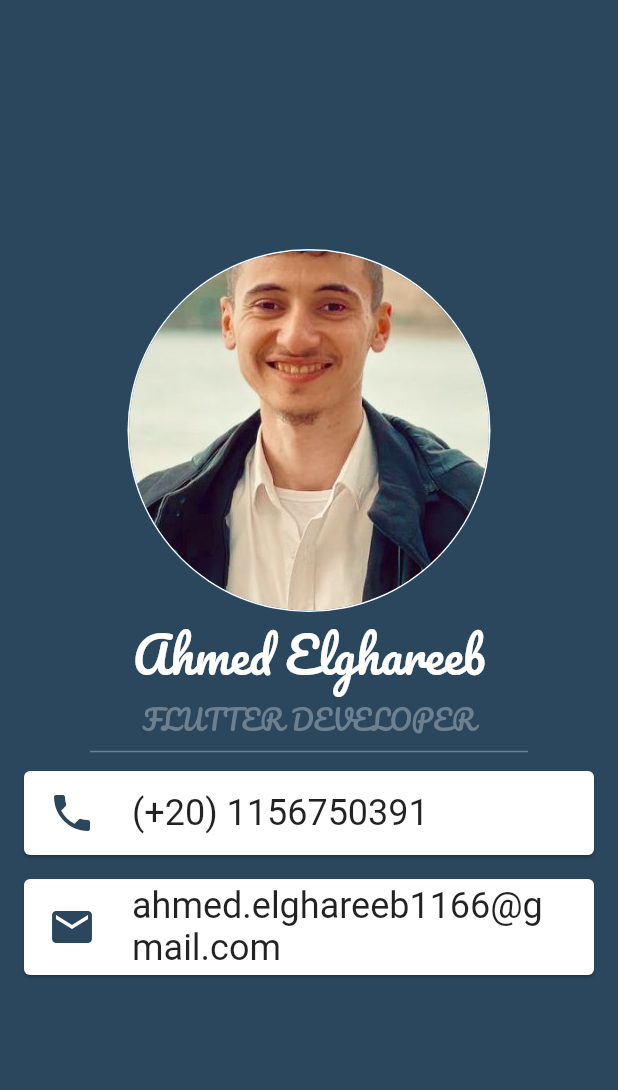
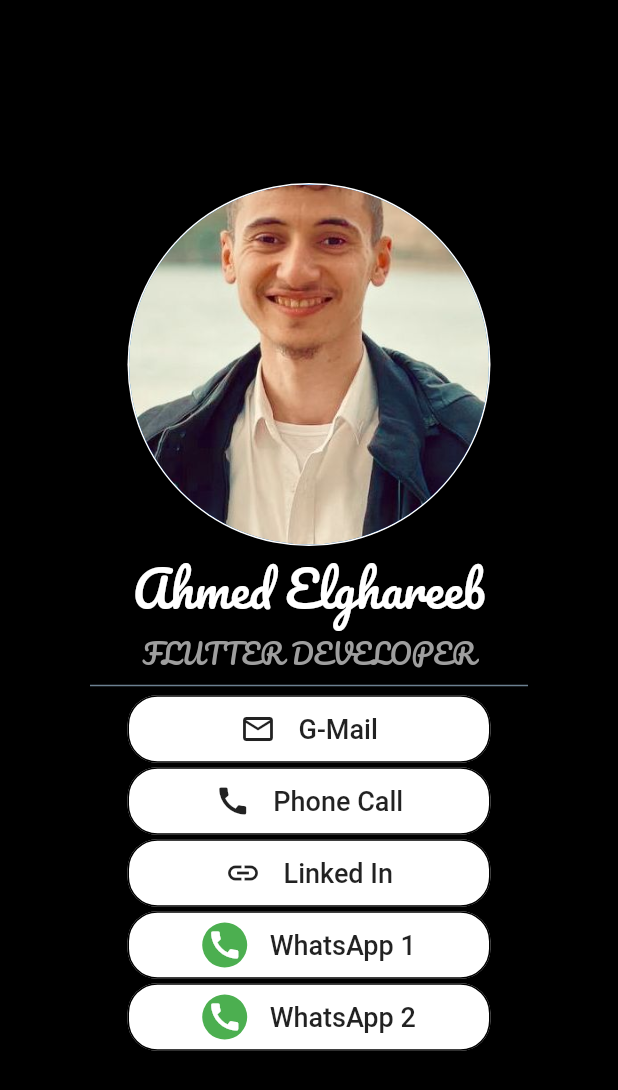
Before and after one commit to AhmedAElghareeb/Business-Card, a Flutter app: the screen it shows after launch, on a phone screen of 412 x 824 dp. Shown: the top 1090 px of the screen. Run offline on Flutter 3.47's test engine with Material 2 defaults, Android fonts, the light colour scheme and no system bars; missing offline and left inert: flutter_phone_direct_caller.

Commit message:
Clicked Button Added

```diff
--- a/lib/main.dart
+++ b/lib/main.dart
@@ -1,4 +1,6 @@
 import 'package:flutter/material.dart';
+import 'package:flutter_phone_direct_caller/flutter_phone_direct_caller.dart';
+import 'package:url_launcher/url_launcher.dart';
 
 void main() {
   runApp(BusniessCardApp());
@@ -12,9 +14,7 @@ class BusniessCardApp extends StatelessWidget
     return MaterialApp(
       debugShowCheckedModeBanner: false,
       home: Scaffold(
-        backgroundColor: Color(
-        0xFF2B475E,
-        ),
+        backgroundColor: Colors.black,
         body: Column(
           mainAxisAlignment: MainAxisAlignment.center,
           children:
@@ -38,7 +38,7 @@ class BusniessCardApp extends StatelessWidget
             Text(
               "FLUTTER DEVELOPER",
               style: TextStyle(
-                color: Color(0xFF6C8090),
+                color: Colors.grey,
                 fontSize: 18.0,
                 fontFamily: "Pacifico",
               ),
@@ -50,18 +50,132 @@ class BusniessCardApp extends StatelessWidget
               indent: 60,
               height: 10,
             ),
-            Card(
-              margin: EdgeInsets.symmetric(horizontal: 16, vertical: 8),
-              child: ListTile(
-                leading: Icon(Icons.phone, size: 32, color: Color(0xFF2B475E),),
-                title: Text("(+20) 1156750391", style: TextStyle(fontSize: 24),),
+            Padding(
+              padding: const EdgeInsets.symmetric(horizontal: 85.0),
+              child: MaterialButton(
+                shape: OutlineInputBorder(
+                  borderRadius: BorderRadius.circular(20.0),
+                ),
+                height: 45,
+                color: Colors.white,
+                onPressed: ()
+                {
+                  launch("https://ahmed.elghareeb1166@gmail.com");
+                },
+                child: Container(
+                  child: Row(
+                    mainAxisAlignment: MainAxisAlignment.center,
+                    children: [
+                      Icon(Icons.email_outlined),
+                      SizedBox(width: 15,),
+                      Text("G-Mail", style: TextStyle(fontSize: 18.0),),
+                    ],
+                  ),
+                ),
               ),
             ),
-            Card(
-              margin: EdgeInsets.symmetric(horizontal: 16, vertical: 8),
-              child: ListTile(
-                leading: Icon(Icons.mail, size: 32, color: Color(0xFF2B475E),),
-                title: Text("ahmed.elghareeb1166@gmail.com", style: TextStyle(fontSize: 24),),
+            Padding(
+              padding: const EdgeInsets.symmetric(horizontal: 85.0),
+              child: MaterialButton(
+                shape: OutlineInputBorder(
+                  borderRadius: BorderRadius.circular(20.0),
+                ),
+                height: 45,
+                color: Colors.white,
+                onPressed: ()
+                {
+                  FlutterPhoneDirectCaller.callNumber("+201156750391");
+                },
+                child: Container(
+                  child: Row(
+                    mainAxisAlignment: MainAxisAlignment.center,
+                    children: [
+                      Icon(Icons.call),
+                      SizedBox(width: 15,),
+                      Text("Phone Call", style: TextStyle(fontSize: 18.0),),
+                    ],
+                  ),
+                ),
+              ),
+            ),
+            Padding(
+              padding: const EdgeInsets.symmetric(horizontal: 85.0),
+              child: MaterialButton(
+                shape: OutlineInputBorder(
+                  borderRadius: BorderRadius.circular(20.0),
+                ),
+                height: 45,
+                color: Colors.white,
+                onPressed: ()
+                {
+                  launch("https://www.linkedin.com/in/ahmed-elghareeb8/");
+                },
+                child: Container(
+                  child: Row(
+                    mainAxisAlignment: MainAxisAlignment.center,
+                    children: [
+                      Icon(Icons.link),
+                      SizedBox(width: 15,),
+                      Text("Linked In", style: TextStyle(fontSize: 18.0),),
+                    ],
+                  ),
+                ),
+              ),
+            ),
+            Padding(
+              padding: const EdgeInsets.symmetric(horizontal: 85.0),
+              child: MaterialButton(
+                shape: OutlineInputBorder(
+                  borderRadius: BorderRadius.circular(20.0),
+                ),
+                height: 45,
+                color: Colors.white,
+                onPressed: ()
+                {
+                  launch("https://wa.me/+201156750391");
+                },
+                child: Container(
+                  child: Row(
+                    mainAxisAlignment: MainAxisAlignment.center,
+                    children: [
+                      CircleAvatar(
+                        radius: 15,
+                        backgroundColor: Colors.green,
+                        child: Icon(Icons.call, color: Colors.white,),
+                      ),
+                      SizedBox(width: 15,),
+                      Text("WhatsApp 1", style: TextStyle(fontSize: 18.0),),
+                    ],
+                  ),
+                ),
+              ),
+            ),
+            Padding(
+              padding: const EdgeInsets.symmetric(horizontal: 85.0),
+              child: MaterialButton(
+                shape: OutlineInputBorder(
+                  borderRadius: BorderRadius.circular(20.0),
+                ),
+                height: 45,
+                color: Colors.white,
+                onPressed: ()
+                {
+                  launch("https://wa.me/+201064503827");
+                },
+                child: Container(
+                  child: Row(
+                    mainAxisAlignment: MainAxisAlignment.center,
+                    children: [
+                      CircleAvatar(
+                        backgroundColor: Colors.green,
+                        radius: 15,
+                        child: Icon(Icons.call, color: Colors.white,),
+                      ),
+                      SizedBox(width: 15,),
+                      Text("WhatsApp 2", style: TextStyle(fontSize: 18.0),),
+                    ],
+                  ),
+                ),
               ),
             ),
           ],
--- a/pubspec.yaml
+++ b/pubspec.yaml
@@ -35,6 +35,8 @@ dependencies:
   # The following adds the Cupertino Icons font to your application.
   # Use with the CupertinoIcons class for iOS style icons.
   cupertino_icons: ^1.0.2
+  url_launcher: ^6.1.5
+  flutter_phone_direct_caller: ^2.1.1
 
 dev_dependencies:
   flutter_test:
```
Also changed, not shown: pubspec.lock.
